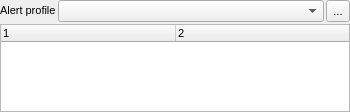
This is view/testedit/qAlertsEditWidget.ui in khomchenkovaa/QHostMonitor as Qt 5 draws it before an edit. The edited form follows.
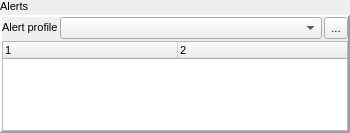
This is the edited form. Icons and pictures are not drawn.

Commit message: [REF] KharMonitor: allerts edit widget

Patch:
```diff
--- a/view/testedit/qAlertsEditWidget.ui
+++ b/view/testedit/qAlertsEditWidget.ui
@@ -7,7 +7,7 @@
     <x>0</x>
     <y>0</y>
     <width>350</width>
-    <height>112</height>
+    <height>133</height>
    </rect>
   </property>
   <property name="sizePolicy">
@@ -26,6 +26,49 @@
   <property name="windowTitle">
    <string>Alerts</string>
   </property>
+  <layout class="QVBoxLayout" name="loAlerts">
+   <property name="spacing">
+    <number>2</number>
+   </property>
+   <property name="sizeConstraint">
+    <enum>QLayout::SetMinimumSize</enum>
+   </property>
+   <property name="leftMargin">
+    <number>0</number>
+   </property>
+   <property name="topMargin">
+    <number>0</number>
+   </property>
+   <property name="rightMargin">
+    <number>0</number>
+   </property>
+   <property name="bottomMargin">
+    <number>0</number>
+   </property>
+   <item>
+    <widget class="QLabel" name="lblAlerts">
+     <property name="text">
+      <string>Alerts</string>
+     </property>
+    </widget>
+   </item>
+   <item>
+    <widget class="QFrame" name="frame">
+     <property name="sizePolicy">
+      <sizepolicy hsizetype="Expanding" vsizetype="Expanding">
+       <horstretch>0</horstretch>
+       <verstretch>0</verstretch>
+      </sizepolicy>
+     </property>
+     <property name="frameShape">
+      <enum>QFrame::Panel</enum>
+     </property>
+     <property name="frameShadow">
+      <enum>QFrame::Raised</enum>
+     </property>
+     <property name="lineWidth">
+      <number>2</number>
+     </property>
   <layout class="QVBoxLayout" name="verticalLayout_4">
    <property name="spacing">
     <number>2</number>
@@ -57,6 +100,7 @@
        </property>
        <property name="font">
         <font>
+            <pointsize>8</pointsize>
          <weight>50</weight>
          <bold>false</bold>
         </font>
@@ -138,6 +182,9 @@
    </item>
   </layout>
  </widget>
+   </item>
+  </layout>
+ </widget>
  <resources>
   <include location="../../qHostMonitor.qrc"/>
   <include location="../../qHostMonitor.qrc"/>
```
Left out of the diff: 1 changed line with no effect on the pictures. Lines whose indentation alone changed are shown as unchanged. The commit also changes 1 other file.
